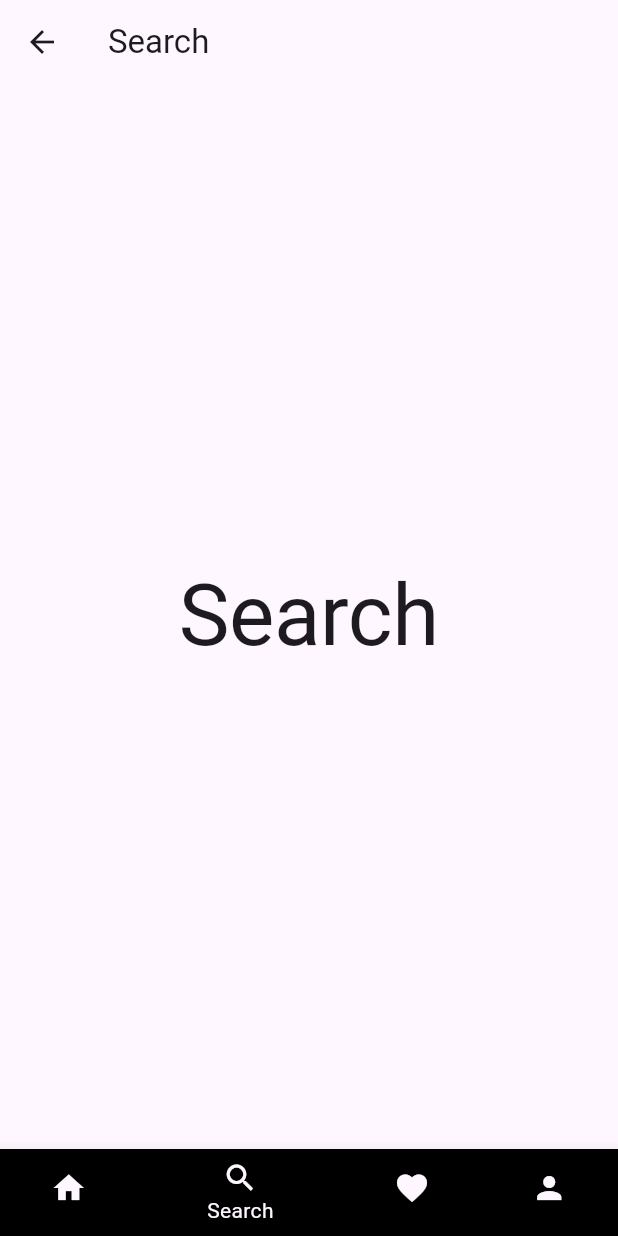
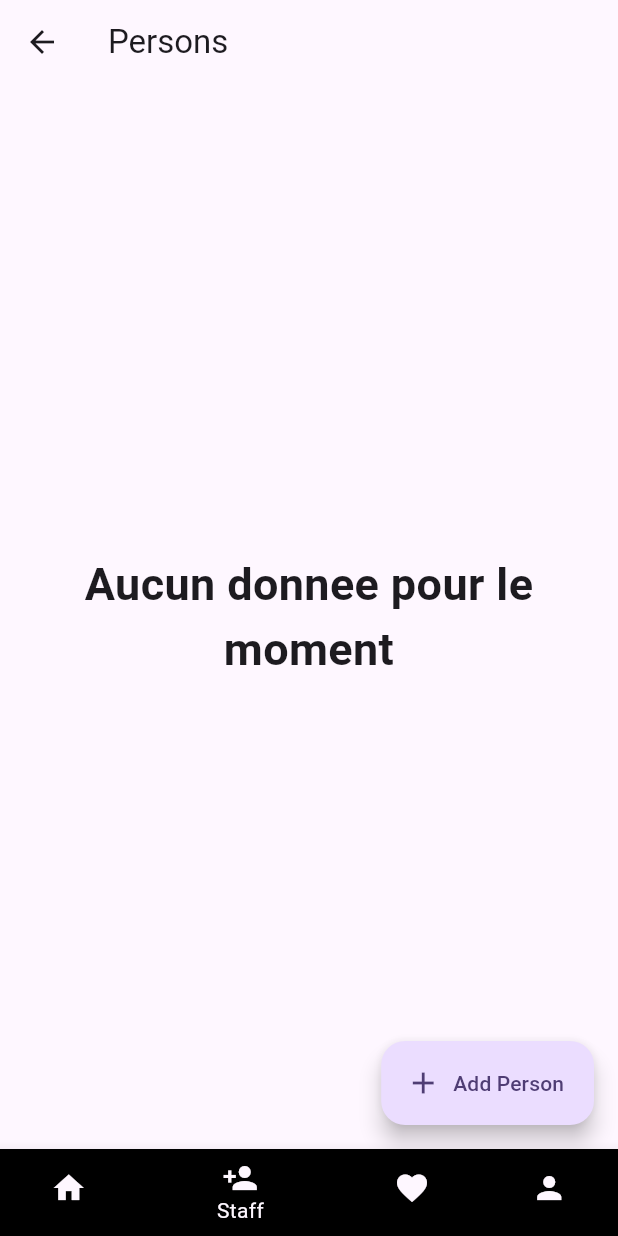
Before and after one commit to Brughth/Formation_flutter_06_24, a Flutter app: the ApplicationScreen screen opened directly, item 2 of the bottom bar chosen, on a phone screen of 412 x 824 dp. Run offline on Flutter 3.47's test engine with Material 3 defaults, Android fonts, the phone set to English and light mode, and no system bars; our stand-ins replace another_flushbar, bloc, cloud_firestore, dio, firebase_auth, firebase_core and 6 more; accounts and stored records are empty; network calls fail.

Commit message:
firebase firestore, storage

```diff
--- /dev/null
+++ b/lib/person/data/person_model.dart
@@ -0,0 +1,31 @@
+class PersonModel {
+  final String id;
+  final String email;
+  final String name;
+  final String phone;
+  final String createdAt;
+  final String updatedAt;
+  final String? image;
+
+  PersonModel({
+    required this.id,
+    required this.email,
+    required this.name,
+    required this.phone,
+    required this.createdAt,
+    required this.updatedAt,
+    this.image,
+  });
+
+  factory PersonModel.fromJson(Map<String, dynamic> json) {
+    return PersonModel(
+      id: json['id'],
+      email: json['email'],
+      name: json['name'],
+      phone: json['phone'],
+      image: json['image'],
+      createdAt: json['createdAt'],
+      updatedAt: json['updatedAt'],
+    );
+  }
+}
--- /dev/null
+++ b/lib/person/presentation/person_list_screen.dart
@@ -0,0 +1,89 @@
+import 'package:cloud_firestore/cloud_firestore.dart';
+import 'package:flutter/cupertino.dart';
+import 'package:flutter/material.dart';
+import 'package:formation_flutter_join24/person/data/person_model.dart';
+import 'package:formation_flutter_join24/person/presentation/add_or_update_person.dart';
+import 'package:formation_flutter_join24/shared/app_routes.dart';
+import 'package:formation_flutter_join24/shared/const.dart';
+
+class PersonListScreen extends StatefulWidget {
+  const PersonListScreen({super.key});
+
+  @override
+  State<PersonListScreen> createState() => _PersonListScreenState();
+}
+
+class _PersonListScreenState extends State<PersonListScreen> {
+  @override
+  Widget build(BuildContext context) {
+    return Scaffold(
+      appBar: AppBar(
+        title: const Text("Persons"),
+      ),
+      floatingActionButton: FloatingActionButton.extended(
+        onPressed: () {
+          navigateTo(context, const AddOrUpdatePersonScreen());
+        },
+        label: const Text("Add Person"),
+        icon: const Icon(Icons.add),
+      ),
+      body: StreamBuilder<QuerySnapshot<Map<String, dynamic>>>(
+        stream: personsRef.orderBy('createdAt', descending: true).snapshots(),
+        builder: (BuildContext context,
+            AsyncSnapshot<QuerySnapshot<Map<String, dynamic>>> snapshot) {
+          if (!snapshot.hasData) {
+            return const Center(
+              child: CupertinoActivityIndicator(
+                radius: 50,
+              ),
+            );
+          }
+
+          if (snapshot.hasError) {
+            return Center(
+              child: Text("${snapshot.error}"),
+            );
+          }
+
+          if (snapshot.hasData) {
+            var data = snapshot.data?.docs;
+
+            if (data?.isEmpty ?? true) {
+              return const Center(
+                child: Text(
+                  "Aucun donnee pour le moment",
+                  textAlign: TextAlign.center,
+                  style: TextStyle(
+                    fontSize: 30,
+                    fontWeight: FontWeight.bold,
+                  ),
+                ),
+              );
+            }
+
+            return ListView.builder(
+              itemCount: data!.length,
+              itemBuilder: (context, index) {
+                var doc = data[index].data();
+                var person = PersonModel.fromJson(doc);
+
+                return ListTile(
+                  leading: CircleAvatar(
+                    backgroundImage: person.image != null
+                        ? NetworkImage(person.image!)
+                        : NetworkImage(
+                            "https://ui-avatars.com/api/?name=${person.name}",
+                          ),
+                  ),
+                  title: Text(person.name),
+                  subtitle: Text(person.email),
+                );
+              },
+            );
+          }
+          return Container();
+        },
+      ),
+    );
+  }
+}
--- /dev/null
+++ b/lib/shared/const.dart
@@ -0,0 +1,3 @@
+import 'package:cloud_firestore/cloud_firestore.dart';
+
+var personsRef = FirebaseFirestore.instance.collection("persons");
--- a/lib/shared/pages/application_screen.dart
+++ b/lib/shared/pages/application_screen.dart
@@ -1,6 +1,7 @@
 import 'package:flutter/material.dart';
 import 'package:formation_flutter_join24/auth/data/auth_service.dart';
 import 'package:formation_flutter_join24/auth/presentation/login_screen.dart';
+import 'package:formation_flutter_join24/person/presentation/person_list_screen.dart';
 import 'package:formation_flutter_join24/shared/app_routes.dart';
 
 import 'package:formation_flutter_join24/shared/pages/training_screen.dart';
@@ -21,17 +22,7 @@ class _ApplicationScreenState extends State<ApplicationScreen> {
         index: activeIndex,
         children: [
           const TrainingScreen(),
-          Scaffold(
-            appBar: AppBar(
-              title: const Text("Search"),
-            ),
-            body: Center(
-              child: Text(
-                "Search",
-                style: Theme.of(context).textTheme.displayLarge,
-              ),
-            ),
-          ),
+          const PersonListScreen(),
           Scaffold(
             body: Center(
               child: Text(
@@ -68,8 +59,10 @@ class _ApplicationScreenState extends State<ApplicationScreen> {
             backgroundColor: Colors.black,
           ),
           BottomNavigationBarItem(
-            icon: Icon(Icons.search),
-            label: "Search",
+            icon: Icon(
+              Icons.person_add,
+            ),
+            label: "Staff",
           ),
           BottomNavigationBarItem(
             icon: Icon(Icons.favorite),
--- a/pubspec.yaml
+++ b/pubspec.yaml
@@ -34,12 +34,15 @@ dependencies:
   dio: ^5.5.0+1
   firebase_auth: ^5.1.4
   firebase_core: ^3.3.0
+  firebase_storage: ^12.1.3
   flutter:
     sdk: flutter
   flutter_bloc: ^8.1.6
   form_builder_validators: ^11.0.0
   gap: ^3.0.1
   get_it: ^7.7.0
+  image_picker: ^1.1.2
+  uuid: ^4.4.2
 
 dev_dependencies:
 
```
Also changed, not shown: lib/auth/data/auth_service.dart (+6 -2 lines), lib/person/data/person_service.dart (added, +30 -0 lines), lib/person/presentation/add_or_update_person.dart (added, +171 -0 lines), pubspec.lock, 5 other files.
